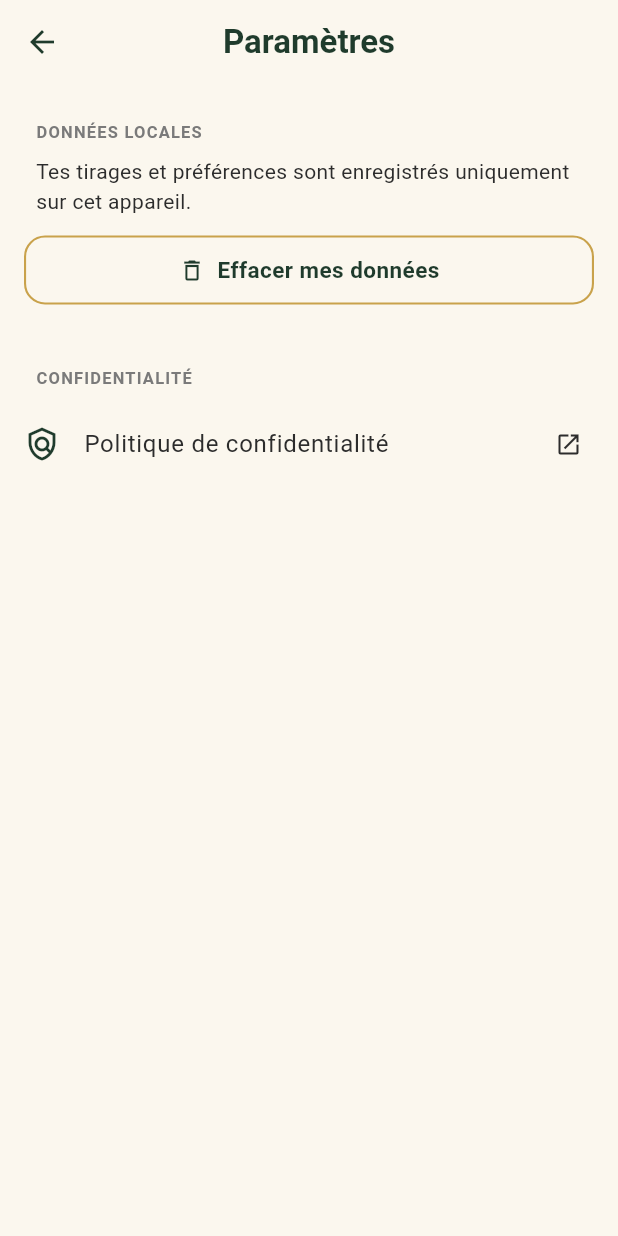
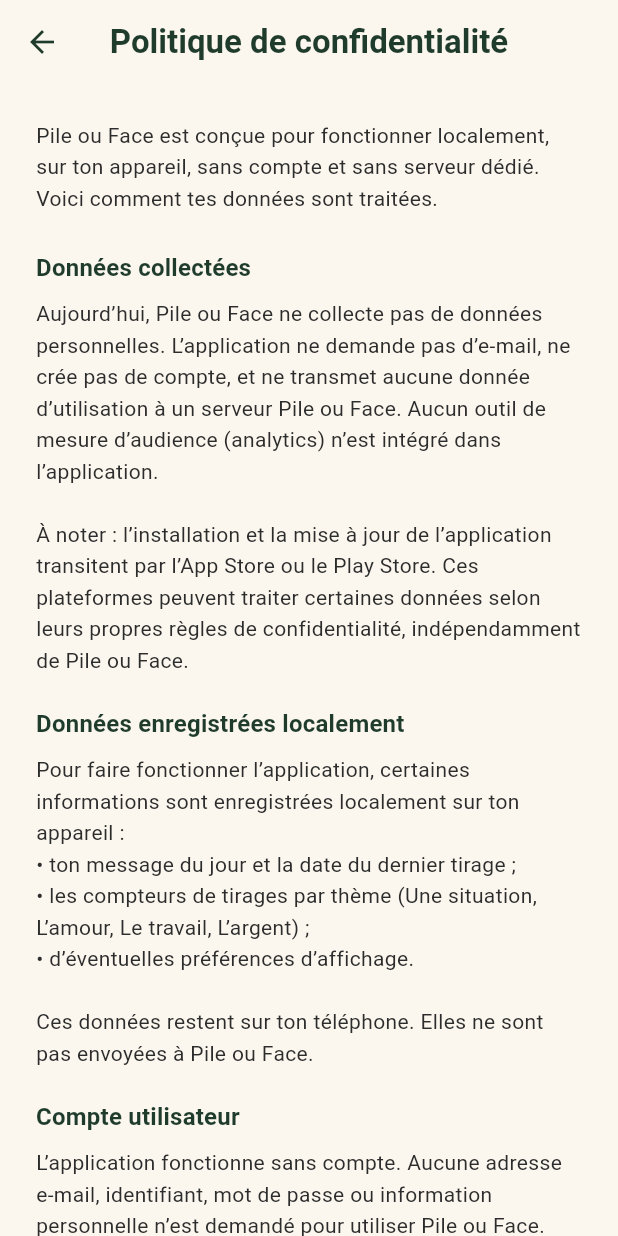
Before and after one commit to LalithWonderful/pile-ou-face, a Flutter app: the SettingsScreen screen opened directly, after a tap on "Politique de confidentialité", on a phone screen of 412 x 824 dp. Run offline on Flutter 3.47's test engine with Material 3 defaults, Android fonts, the phone set to English and light mode, and no system bars; our stand-ins replace share_plus, shared_preferences; accounts and stored records are empty.

Commit message:
legal: add privacy policy for local-first MVP
Replace the no-op privacy policy entry by an internal Flutter page so
the MVP can ship with a real, exploitable privacy statement without
adding any new dependency.

Option B chosen: url_launcher is not in the MVP dependency set, so
keep AppConstants.privacyPolicyUrl centralised for a future public
URL and serve a static page in-app for now. A later lot can swap the
Navigator.push for an external launch without touching call sites.

PrivacyPolicyScreen content (FR, MVP voice — simple, reassuring,
non-legalistic but serious):
- Introduction stating the app works locally without account or
  Pile ou Face server.
- Données collectées: no personal data, no analytics, but stores
  (Apple/Google) may process data per their own rules on install,
  update or any future purchase.
- Données enregistrées localement: daily reading + date, per-theme
  counters (Une situation / L'amour / Le travail / L'argent),
  optional display preferences. Nothing sent to Pile ou Face.
- Compte utilisateur: none.
- Paiement / achats intégrés: none today; if added later, handled
  by Apple or Google per their rules.
- Notifications: none.
- Partage: native share sheet, user picks the destination.
- Suppression des données: via Paramètres → "Effacer mes données"
  or by uninstalling the app.
- Contact: through the App Store / Play Store listing.
- Dernière mise à jour: 16 mai 2026 (manual constant in the screen).

SettingsScreen now pushes a MaterialPageRoute to PrivacyPolicyScreen
on tap instead of being a no-op. The trailing icon switches from
open_in_new (external) to chevron_right (internal navigation).

Tests (82/82 green):
- existing settings tests untouched and still passing,
- new "tapping the privacy link opens the internal policy page" test
  exercises the navigation and asserts the three key MVP statements:
  contains "sans compte", "enregistrées localement" and
  "Effacer mes données".

No dependency added. No backend. No tracking. No change to the draw
or quota logic.

Co-Authored-By: Claude Opus 4.7 (1M context) <noreply@anthropic.com>

```diff
--- /dev/null
+++ b/lib/features/tarot/presentation/screens/privacy_policy_screen.dart
@@ -0,0 +1,164 @@
+import 'package:flutter/material.dart';
+
+import '../../../../app/app_theme.dart';
+
+/// Static privacy policy screen used while no public URL is available.
+///
+/// The placeholder [AppConstants.privacyPolicyUrl] is kept centralised
+/// elsewhere so a future lot can swap this internal page for an
+/// external launch (via `url_launcher`) without touching call sites.
+class PrivacyPolicyScreen extends StatelessWidget {
+  const PrivacyPolicyScreen({super.key});
+
+  /// Bumped manually whenever the wording below is updated.
+  static const String _lastUpdated = '16 mai 2026';
+
+  @override
+  Widget build(BuildContext context) {
+    final textTheme = Theme.of(context).textTheme;
+
+    return Scaffold(
+      appBar: AppBar(
+        title: const Text('Politique de confidentialité'),
+        leading: IconButton(
+          icon: const Icon(Icons.arrow_back),
+          onPressed: () => Navigator.of(context).pop(),
+        ),
+      ),
+      body: SafeArea(
+        child: SingleChildScrollView(
+          padding: const EdgeInsets.fromLTRB(24, 24, 24, 32),
+          child: Column(
+            crossAxisAlignment: CrossAxisAlignment.stretch,
+            children: [
+              Text(
+                'Pile ou Face est conçue pour fonctionner localement, sur '
+                'ton appareil, sans compte et sans serveur dédié. Voici '
+                'comment tes données sont traitées.',
+                style: textTheme.bodyMedium?.copyWith(
+                  color: AppColors.charcoal,
+                  height: 1.5,
+                ),
+              ),
+              const SizedBox(height: 24),
+              const _Section(
+                title: 'Données collectées',
+                body:
+                    'Aujourd’hui, Pile ou Face ne collecte pas de données '
+                    'personnelles. L’application ne demande pas d’e-mail, '
+                    'ne crée pas de compte, et ne transmet aucune donnée '
+                    'd’utilisation à un serveur Pile ou Face. Aucun outil '
+                    'de mesure d’audience (analytics) n’est intégré dans '
+                    'l’application.\n\n'
+                    'À noter : l’installation et la mise à jour de '
+                    'l’application transitent par l’App Store ou le Play '
+                    'Store. Ces plateformes peuvent traiter certaines '
+                    'données selon leurs propres règles de '
+                    'confidentialité, indépendamment de Pile ou Face.',
+              ),
+              const _Section(
+                title: 'Données enregistrées localement',
+                body:
+                    'Pour faire fonctionner l’application, certaines '
+                    'informations sont enregistrées localement sur ton '
+                    'appareil :\n'
+                    '• ton message du jour et la date du dernier tirage ;\n'
+                    '• les compteurs de tirages par thème (Une situation, '
+                    'L’amour, Le travail, L’argent) ;\n'
+                    '• d’éventuelles préférences d’affichage.\n\n'
+                    'Ces données restent sur ton téléphone. Elles ne sont '
+                    'pas envoyées à Pile ou Face.',
+              ),
+              const _Section(
+                title: 'Compte utilisateur',
+                body:
+                    'L’application fonctionne sans compte. Aucune adresse '
+                    'e-mail, identifiant, mot de passe ou information '
+                    'personnelle n’est demandé pour utiliser Pile ou Face.',
+              ),
+              const _Section(
+                title: 'Paiement / achats intégrés',
+                body:
+                    'Pour le moment, Pile ou Face ne propose pas d’achats '
+                    'intégrés. Si des achats intégrés sont ajoutés plus '
+                    'tard, ils seront gérés par Apple ou Google selon ton '
+                    'appareil, selon leurs propres règles de '
+                    'confidentialité.',
+              ),
+              const _Section(
+                title: 'Notifications',
+                body: 'L’application n’envoie pas de notifications push.',
+              ),
+              const _Section(
+                title: 'Partage',
+                body:
+                    'Lorsque tu utilises l’option de partage d’un message, '
+                    'Pile ou Face s’appuie sur la fonction de partage '
+                    'native de ton téléphone. Tu choisis toi-même '
+                    'l’application de destination (messagerie, e-mail, '
+                    'notes, etc.). Pile ou Face n’envoie le message à '
+                    'aucun autre destinataire.',
+              ),
+              const _Section(
+                title: 'Suppression des données',
+                body:
+                    'À tout moment, depuis l’écran Paramètres, tu peux '
+                    'utiliser l’action « Effacer mes données » pour '
+                    'supprimer les données enregistrées localement par '
+                    'Pile ou Face.\n\n'
+                    'Tu peux aussi désinstaller l’application : cela '
+                    'supprime également les données locales associées.',
+              ),
+              const _Section(
+                title: 'Contact',
+                body:
+                    'Pour toute question concernant cette politique ou '
+                    'tes données, tu peux nous contacter via la fiche de '
+                    'l’application sur l’App Store ou le Play Store.',
+              ),
+              const _Section(
+                title: 'Dernière mise à jour',
+                body: _lastUpdated,
+              ),
+            ],
+          ),
+        ),
+      ),
+    );
+  }
+}
+
+class _Section extends StatelessWidget {
+  const _Section({required this.title, required this.body});
+
+  final String title;
+  final String body;
+
+  @override
+  Widget build(BuildContext context) {
+    final textTheme = Theme.of(context).textTheme;
+    return Padding(
+      padding: const EdgeInsets.only(bottom: 20),
+      child: Column(
+        crossAxisAlignment: CrossAxisAlignment.start,
+        children: [
+          Text(
+            title,
+            style: textTheme.titleMedium?.copyWith(
+              color: AppColors.deepGreen,
+              fontWeight: FontWeight.w600,
+            ),
+          ),
+          const SizedBox(height: 8),
+          Text(
+            body,
+            style: textTheme.bodyMedium?.copyWith(
+              color: AppColors.charcoal,
+              height: 1.5,
+            ),
+          ),
+        ],
+      ),
+    );
+  }
+}
--- a/lib/features/tarot/presentation/screens/settings_screen.dart
+++ b/lib/features/tarot/presentation/screens/settings_screen.dart
@@ -2,14 +2,21 @@ import 'package:flutter/material.dart';
 
 import '../../../../app/app_theme.dart';
 import '../../../../app/tarot_scope.dart';
+import 'privacy_policy_screen.dart';
 
 class SettingsScreen extends StatelessWidget {
   const SettingsScreen({super.key});
 
-  void _openPrivacyPolicy() {
-    // TODO: launchUrl(Uri.parse(AppConstants.privacyPolicyUrl));
-    // url_launcher is not part of the MVP dependency set; the link is shown
-    // as a placeholder so the UI and tests can already be validated.
+  void _openPrivacyPolicy(BuildContext context) {
+    // For now the policy lives inside the app (no url_launcher in the
+    // MVP dependency set). AppConstants.privacyPolicyUrl is preserved
+    // centrally so a future lot can swap this navigation for an
+    // external launch without touching call sites.
+    Navigator.of(context).push(
+      MaterialPageRoute<void>(
+        builder: (_) => const PrivacyPolicyScreen(),
+      ),
+    );
   }
 
   Future<void> _confirmClearData(BuildContext context) async {
@@ -91,8 +98,8 @@ class SettingsScreen extends StatelessWidget {
             ListTile(
               leading: const Icon(Icons.policy_outlined, color: AppColors.deepGreen),
               title: const Text('Politique de confidentialité'),
-              trailing: const Icon(Icons.open_in_new, size: 18),
-              onTap: _openPrivacyPolicy,
+              trailing: const Icon(Icons.chevron_right, size: 18),
+              onTap: () => _openPrivacyPolicy(context),
             ),
           ],
         ),
```
Also changed, not shown: 1 other file.
